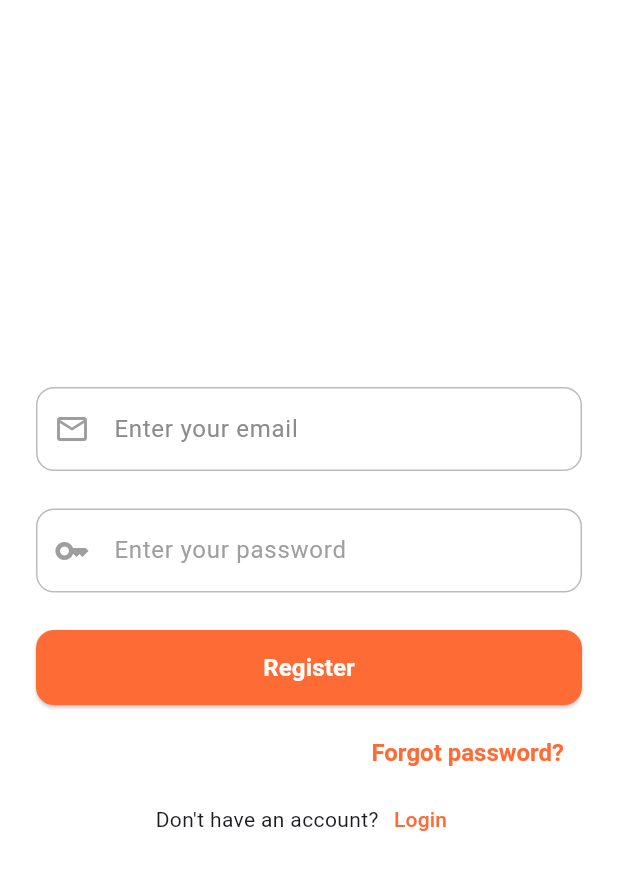
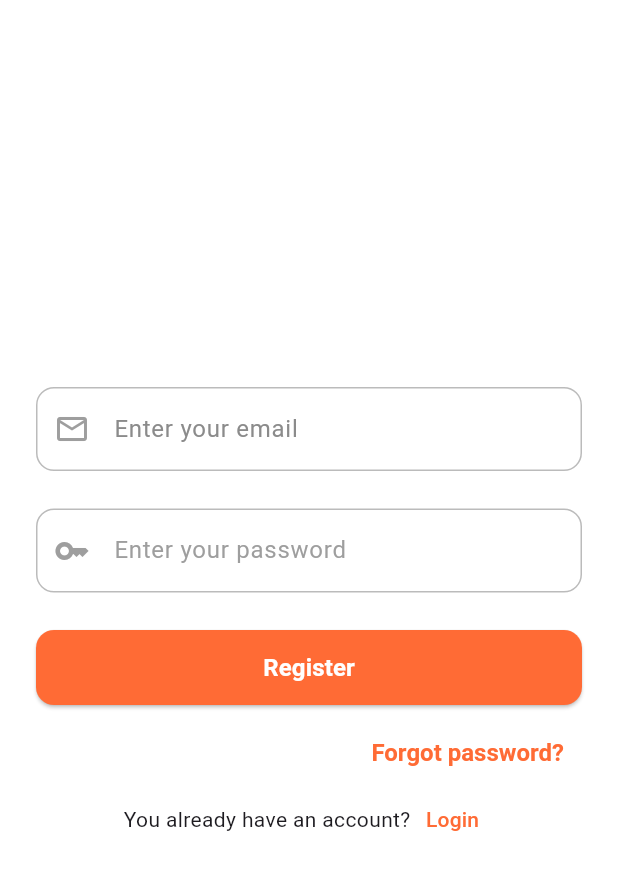
Before and after one commit to QRHAX-0/Hackathon_AI, a Flutter app: the Register screen opened directly, on a phone screen of 412 x 824 dp. Shown: the top 870 px of the screen. Run offline on Flutter 3.47's test engine with Material 3 defaults, Android fonts, the phone set to English and light mode, and no system bars; Roboto replaces fonts that are missing (Arial).

Commit message:
correct some mistakes

```diff
--- a/flutter_app/lib/screens/register.dart
+++ b/flutter_app/lib/screens/register.dart
@@ -139,7 +139,7 @@ class _RegisterState extends State<Register> {
                          child: Row(
                           mainAxisSize: MainAxisSize.min,
                           children: [
-                            const Text('Don\'t have an account?'),
+                            const Text('You already have an account?'),
                             TextButton(
                               onPressed: () {},
                               style: TextButton.styleFrom(
```
